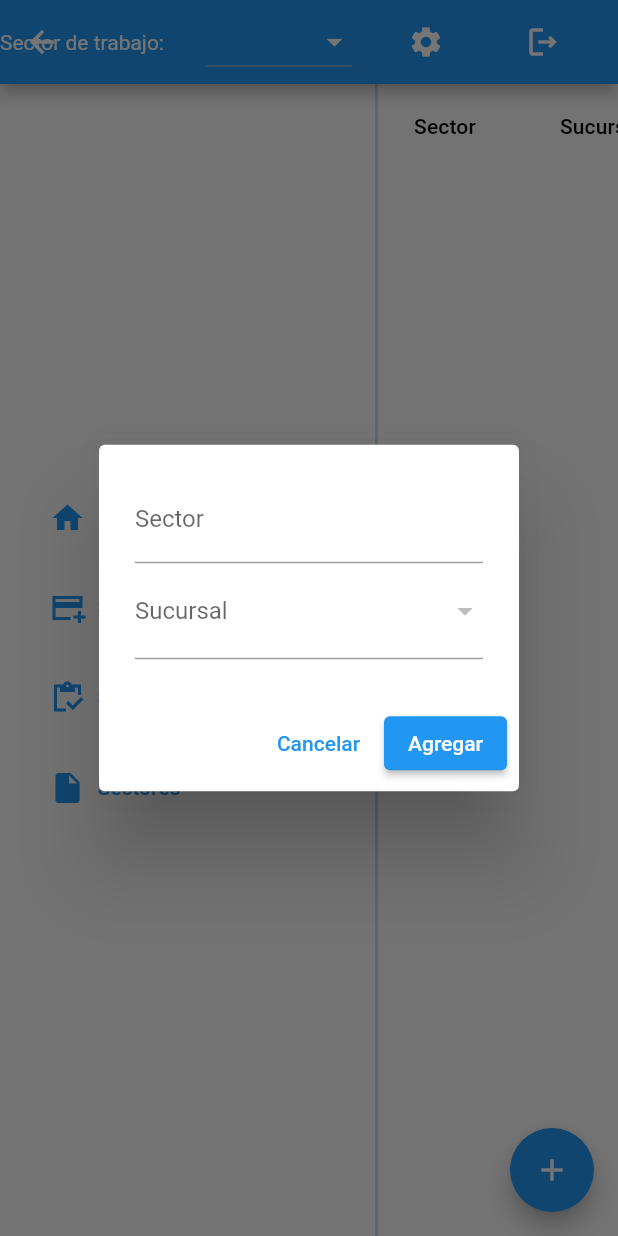
After one commit to Akrata/soporte_app, a Flutter app: the HomeScreen screen opened by its route, after a tap on "Sectores", after a tap on the "add" icon, on a phone screen of 412 x 824 dp. The commit adds this screen. Run offline on Flutter 3.47's test engine with Material 2 defaults, Android fonts, the phone set to English and light mode, and no system bars; our stand-ins replace pdf, pocketbase, printing; missing offline and left inert: window_manager; accounts and stored records are empty; network calls fail.

Commit message:
finalizado pagina sector

```diff
--- a/lib/main.dart
+++ b/lib/main.dart
@@ -4,6 +4,7 @@
 import 'package:soporte_app/providers/auth/auth_with_pass.dart';
 import 'package:soporte_app/providers/menu/menu_provider.dart';
 import 'package:soporte_app/providers/request_providers/impresoras_request.dart';
+import 'package:soporte_app/providers/request_providers/sector_request.dart';
 import 'package:soporte_app/providers/request_providers/solicitud_toner_request.dart';
 import 'package:soporte_app/providers/request_providers/sucursales_request.dart';
 import 'package:soporte_app/providers/request_providers/toner_request.dart';
@@ -50,6 +51,9 @@
         ChangeNotifierProvider(
           create: (context) => TonerRequest(),
         ),
+        ChangeNotifierProvider(
+          create: (context) => SectorRequest(),
+        ),
       ],
       child: MainApp(),
     );
--- a/lib/models/sector.dart
+++ b/lib/models/sector.dart
@@ -5,21 +5,21 @@
 class Sector {
   Sector(
       {required this.id,
-      required this.collectionId,
-      required this.collectionName,
-      required this.created,
-      required this.updated,
+      this.collectionId,
+      this.collectionName,
+      this.created,
+      this.updated,
       required this.nombre,
       required this.sucursal,
-      required this.expand});
+      this.expand});
 
   String id;
-  String collectionId;
-  String collectionName;
-  DateTime created;
-  DateTime updated;
+  String? collectionId;
+  String? collectionName;
+  DateTime? created;
+  DateTime? updated;
   String nombre;
-  Expand expand;
+  Expand? expand;
   String sucursal;
 
   factory Sector.fromJson(String str) => Sector.fromMap(json.decode(str));
@@ -41,8 +41,8 @@
         "id": id,
         "collectionId": collectionId,
         "collectionName": collectionName,
-        "created": created.toIso8601String(),
-        "updated": updated.toIso8601String(),
+        "created": created?.toIso8601String(),
+        "updated": updated?.toIso8601String(),
         "nombre": nombre,
         "sucursal": sucursal,
       };
--- /dev/null
+++ b/lib/pages/sector_page.dart
@@ -0,0 +1,161 @@
+import 'package:flutter/material.dart';
+import 'package:provider/provider.dart';
+import 'package:soporte_app/providers/request_providers/sector_request.dart';
+import 'package:soporte_app/providers/request_providers/sucursales_request.dart';
+import 'package:soporte_app/widgets/form_agregar_sector.dart';
+
+import '../models/sector.dart';
+import '../providers/auth/auth_with_pass.dart';
+
+class SectorPage extends StatelessWidget {
+  const SectorPage({Key? key}) : super(key: key);
+
+  @override
+  Widget build(BuildContext context) {
+    final sector = Provider.of<SectorRequest>(context);
+    final listaSectores = sector.listaSectores;
+    final listaSucursales =
+        Provider.of<SucursalesRequest>(context).listaSucursales;
+
+    final user = Provider.of<AuthWithPass>(context);
+
+    _showDeletePopup(Sector data) {
+      showDialog(
+        context: context,
+        builder: (context) => AlertDialog(
+          content: Column(
+            mainAxisSize: MainAxisSize.min,
+            children: [
+              Text(
+                  "Esta intentando eliminar por completo el sector ${data.nombre}"),
+              Text(
+                  "Al eliminarlo, también eliminará todo lo asociado al sector, impresoras, equipos, etc"),
+              Text("Desea continuar?"),
+            ],
+          ),
+          actions: [
+            TextButton(
+              onPressed: () {
+                Navigator.pop(context);
+              },
+              child: Text("Canelar"),
+            ),
+            TextButton(
+              onPressed: () {
+                sector.deleteSector(data.id);
+                Navigator.pop(context);
+              },
+              child: Text(
+                "Eliminar",
+                style: TextStyle(color: Colors.red),
+              ),
+            ),
+          ],
+        ),
+      );
+    }
+
+    _showEditPopup(Sector data) {
+      Sector sectorActual = data;
+      showDialog(
+        context: context,
+        builder: (context) => AlertDialog(
+          content: Form(
+            child: Column(
+              mainAxisSize: MainAxisSize.min,
+              children: [
+                TextFormField(
+                  initialValue: data.nombre,
+                  decoration: InputDecoration(labelText: 'Sector'),
+                  onChanged: (value) => sectorActual.nombre = value,
+                ),
+                DropdownButtonFormField(
+                  items: listaSucursales
+                      .map((e) => DropdownMenuItem(
+                            child: Text(e.nombre),
+                            value: e,
+                          ))
+                      .toList(),
+                  decoration: InputDecoration(labelText: 'Sucursal'),
+                  onChanged: (value) => sectorActual.sucursal = value!.id,
+                ),
+              ],
+            ),
+          ),
+          actions: [
+            TextButton(
+                onPressed: () {
+                  Navigator.pop(context);
+                },
+                child: Text("Cancelar")),
+            ElevatedButton(
+                onPressed: () {
+                  sector.editSector(sectorActual);
+
+                  Navigator.pop(context);
+                },
+                child: Text("Confirmar")),
+          ],
+        ),
+      );
+    }
+
+    return Scaffold(
+      body: Column(
+        children: [
+          Container(
+            width: double.infinity,
+            child: SingleChildScrollView(
+                child: DataTable(
+              columns: const [
+                DataColumn(label: Text('Sector')),
+                DataColumn(label: Text('Sucursal')),
+                DataColumn(label: Text('Acciones')),
+              ],
+              rows: listaSectores
+                  .map(
+                    (data) => DataRow(
+                      cells: [
+                        DataCell(
+                          Text(data.nombre),
+                        ),
+                        DataCell(Text('${data.expand!.sucursal.nombre}')),
+                        DataCell(Row(
+                          children: [
+                            IconButton(
+                              icon: Icon(Icons.edit,
+                                  color: Colors.amber.shade300),
+                              onPressed: () {
+                                _showEditPopup(data);
+                              },
+                            ),
+                            IconButton(
+                              icon: Icon(
+                                Icons.delete,
+                                color: Colors.red.shade300,
+                              ),
+                              onPressed: () {
+                                _showDeletePopup(data);
+                              },
+                            ),
+                          ],
+                        )),
+                      ],
+                    ),
+                  )
+                  .toList(),
+            )),
+          ),
+        ],
+      ),
+      floatingActionButton: FloatingActionButton(
+          onPressed: () {
+            showDialog(
+              context: context,
+              builder: (context) => FormAgregarSector(),
+            );
+          },
+          child: Icon(Icons.add)),
+    );
+  }
+}
--- a/lib/pages/solicitud_toner_page.dart
+++ b/lib/pages/solicitud_toner_page.dart
@@ -24,8 +24,9 @@
             leading: Icon(Icons.search),
             title: TextField(
               onChanged: (value) {
-                solicitudToner.searchResult = value;
-                solicitudToner.busqueda();
+                //TODO: implementar la busqueda
+                // solicitudToner.searchResult = value;
+                // solicitudToner.busqueda();
               },
             ),
           ),
@@ -40,7 +41,7 @@
                 DataColumn(label: Text('Toner')),
                 DataColumn(label: Text('Entregado')),
               ],
-              rows: solicitudToner.listaSolicitudTonerFiltrada
+              rows: _data
                   .map(
                     (data) => DataRow(
                       cells: [
@@ -50,7 +51,7 @@
                         ),
                         DataCell(Text(data.expand!.sector.nombre)),
                         DataCell(
-                            Text(data.expand!.sector.expand.sucursal.nombre)),
+                            Text(data.expand!.sector.expand!.sucursal.nombre)),
                         DataCell(Text(data.expand!.toner.modelo)),
                         DataCell(Row(
                           children: [
--- a/lib/pages/toner_page.dart
+++ b/lib/pages/toner_page.dart
@@ -11,7 +11,7 @@
 import 'package:url_launcher/url_launcher.dart';
 
 class TonerPage extends StatelessWidget {
-  TonerPage({Key? key}) : super(key: key);
+  const TonerPage({Key? key}) : super(key: key);
 
   @override
   Widget build(BuildContext context) {
--- /dev/null
+++ b/lib/providers/request_providers/sector_request.dart
@@ -0,0 +1,97 @@
+import 'package:flutter/material.dart';
+import 'package:pocketbase/pocketbase.dart';
+import 'package:soporte_app/DB/db.dart';
+import 'package:soporte_app/models/responses/sector_response.dart';
+import 'package:soporte_app/models/sector.dart';
+import 'package:http/http.dart' as http;
+
+class SectorRequest extends ChangeNotifier {
+  final pb = PocketBase('http://${DB.dbIp}');
+  List<Sector> listaSectores = [];
+
+  Sector sectorParaAgregar = Sector(
+    id: '',
+    nombre: '',
+    sucursal: '',
+  );
+
+  SectorRequest() {
+    obtenerSectores();
+    realTime();
+  }
+
+  obtenerSectores() async {
+    try {
+      final response = await http.get(Uri.http(
+          DB.dbIp, '/api/collections/sector/records', {
+        'expand': 'sucursal',
+        'sort': '-sucursal,-nombre',
+        'perPage': '60'
+      }));
+      final data = SectorResponse.fromJson(response.body);
+      listaSectores = data.items;
+      notifyListeners();
+    } catch (e) {
+      print(e);
+    }
+  }
+
+  realTime() async {
+    try {
+      final real = pb.collection('sector').subscribe('*', (e) {
+        print(e);
+
+        obtenerSectores();
+
+        notifyListeners();
+      });
+    } catch (e) {
+      print(e);
+    }
+  }
+
+  editSector(data) async {
+    try {
+      final reponse = await http.patch(
+        Uri.http(DB.dbIp, '/api/collections/sector/records/${data.id}'),
+        headers: {"Content-Type": "application/json"},
+        body: data.toJson(),
+      );
+      notifyListeners();
+    } catch (e) {
+      print(e);
+    }
+  }
+
+  deleteSector(id) {
+    try {
+      final response = http.delete(
+        Uri.http(DB.dbIp, '/api/collections/sector/records/$id'),
+      );
+      notifyListeners();
+    } catch (e) {
+      print(e);
+    }
+  }
+
+  agregarSector(Sector sector) async {
+    try {
+      final response = await http.post(
+          Uri.http(DB.dbIp, "/api/collections/sector/records"),
+          body: sector.toJson(),
+          headers: {"Content-Type": "application/json"});
+      limpiarSector();
+      notifyListeners();
+    } catch (e) {
+      print(e);
+    }
+  }
+
+  limpiarSector() {
+    sectorParaAgregar = Sector(
+      id: '',
+      nombre: '',
+      sucursal: '',
+    );
+  }
+}
--- a/lib/screens/home_screen.dart
+++ b/lib/screens/home_screen.dart
@@ -1,6 +1,7 @@
 import 'package:flutter/material.dart';
 import 'package:provider/provider.dart';
 import 'package:soporte_app/pages/dashboard_page.dart';
+import 'package:soporte_app/pages/sector_page.dart';
 import 'package:soporte_app/pages/solicitud_toner_page.dart';
 import 'package:soporte_app/pages/toner_page.dart';
 import 'package:soporte_app/providers/auth/auth_with_pass.dart';
@@ -105,6 +106,15 @@
                   },
                   icon: Icon(Icons.inventory_sharp),
                   index: menuP.selectedPage),
+              SideMenuItems(
+                  title: 'Sectores',
+                  onTap: () {
+                    menuP.page
+                        .animateToPage(3, duration: duration, curve: curve);
+                    menuP.selectedPage = 3;
+                  },
+                  icon: const Icon(Icons.insert_drive_file),
+                  index: menuP.selectedPage),
             ],
           ),
           Container(
@@ -115,10 +125,11 @@
           Expanded(
             child: PageView(
               controller: menuP.page,
-              children: [
+              children: const [
                 DashboardPage(),
                 SolicitudTonerPage(),
                 TonerPage(),
+                SectorPage(),
               ],
             ),
           )
--- /dev/null
+++ b/lib/widgets/form_agregar_sector.dart
@@ -0,0 +1,57 @@
+import 'package:flutter/material.dart';
+import 'package:provider/provider.dart';
+import 'package:soporte_app/models/sector.dart';
+import 'package:soporte_app/providers/request_providers/sector_request.dart';
+import 'package:soporte_app/providers/request_providers/sucursales_request.dart';
+
+class FormAgregarSector extends StatelessWidget {
+  const FormAgregarSector({super.key});
+
+  @override
+  Widget build(BuildContext context) {
+    final listaSucursales =
+        Provider.of<SucursalesRequest>(context).listaSucursales;
+    final sector = Provider.of<SectorRequest>(context);
+
+    return Form(
+      child: AlertDialog(
+        content: Form(
+          child: Column(
+            mainAxisSize: MainAxisSize.min,
+            children: [
+              TextFormField(
+                decoration: InputDecoration(labelText: 'Sector'),
+                onChanged: (value) => sector.sectorParaAgregar.nombre = value,
+              ),
+              DropdownButtonFormField(
+                items: listaSucursales
+                    .map((e) => DropdownMenuItem(
+                          child: Text(e.nombre),
+                          value: e,
+                        ))
+                    .toList(),
+                decoration: InputDecoration(labelText: 'Sucursal'),
+                onChanged: (value) =>
+                    sector.sectorParaAgregar.sucursal = value!.id,
+              ),
+            ],
+          ),
+        ),
+        actions: [
+          TextButton(
+              onPressed: () {
+                Navigator.pop(context);
+              },
+              child: Text("Cancelar")),
+          ElevatedButton(
+              onPressed: () {
+                sector.agregarSector(sector.sectorParaAgregar);
+
+                Navigator.pop(context);
+              },
+              child: Text("Agregar")),
+        ],
+      ),
+    );
+  }
+}
```
Also changed, not shown: lib/providers/request_template.dart (added, +73 -0 lines).
